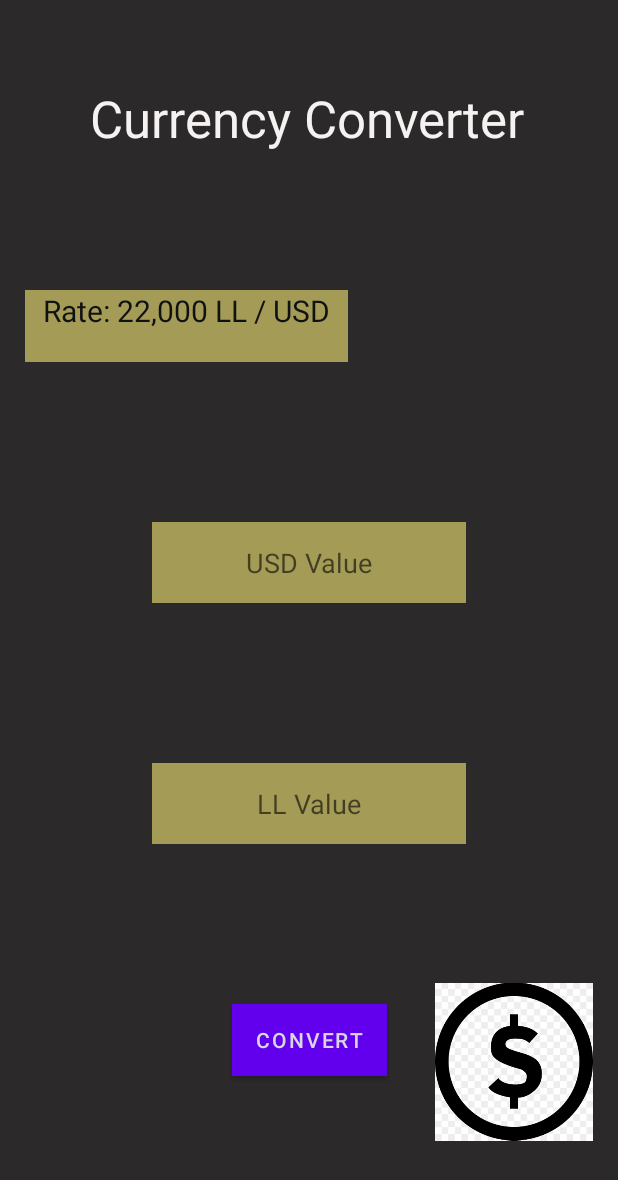
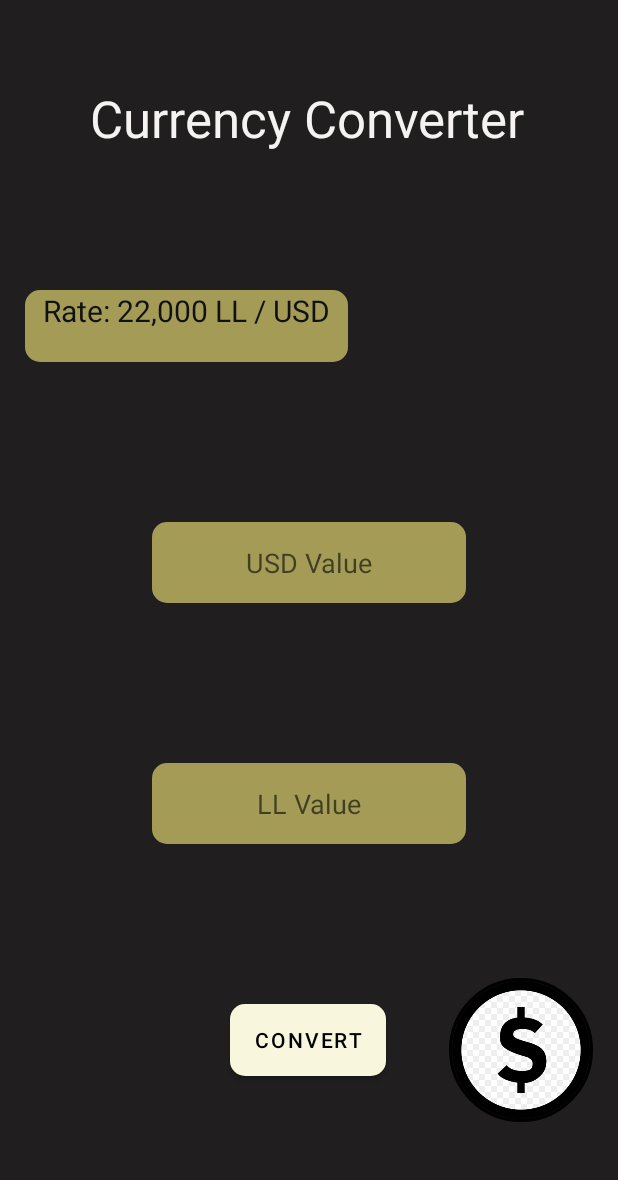
Before and after one commit to alialzein01/currencyConverter, an Android app: the layout activity_main.xml on its own in the app's theme, with its tools: preview values and no code run, on a phone screen of 412 x 824 dp. Shown: the top 1180 px of the screen. Run offline under Robolectric (Android 15) with nearby library versions, the phone set to English and light mode, and no system bars.

Commit message:
version2.1

```diff
--- a/app/build.gradle
+++ b/app/build.gradle
@@ -34,5 +34,6 @@ dependencies {
     implementation 'androidx.constraintlayout:constraintlayout:2.1.3'
     testImplementation 'junit:junit:4.+'
     androidTestImplementation 'androidx.test.ext:junit:1.1.3'
+    implementation 'de.hdodenhof:circleimageview:3.1.0'
     androidTestImplementation 'androidx.test.espresso:espresso-core:3.4.0'
 }
--- a/app/src/main/java/com/lau/currencyconverter/MainActivity.java
+++ b/app/src/main/java/com/lau/currencyconverter/MainActivity.java
@@ -23,12 +23,9 @@ public class MainActivity extends AppCompatActivity {
     protected void onCreate(Bundle savedInstanceState) {
         super.onCreate(savedInstanceState);
         setContentView(R.layout.activity_main);
-
         usv = (EditText) findViewById(R.id.usdValue);
         llv = (EditText) findViewById(R.id.llValue);
-
         conv = findViewById(R.id.convert);
-
     }
 
     public void convert(View v) {
--- /dev/null
+++ b/app/src/main/res/drawable/custombuttons.xml
@@ -0,0 +1,6 @@
+<?xml version="1.0" encoding="utf-8"?>
+<shape xmlns:android="http://schemas.android.com/apk/res/android"
+    android:shape="rectangle">
+    <solid android:color="#F8F7DE"></solid>
+    <corners android:radius="10dp"/>
+</shape>
--- /dev/null
+++ b/app/src/main/res/drawable/edittext.xml
@@ -0,0 +1,6 @@
+<?xml version="1.0" encoding="utf-8"?>
+<shape xmlns:android="http://schemas.android.com/apk/res/android"
+    android:shape="rectangle">
+    <solid android:color="#A39B56" />
+    <corners android:radius="10dp" />
+</shape>
--- a/app/src/main/res/layout/activity_main.xml
+++ b/app/src/main/res/layout/activity_main.xml
@@ -5,13 +5,14 @@
     android:layout_width="match_parent"
     android:layout_height="match_parent"
     android:background="#2B2929"
+    android:backgroundTint="#201E1E"
     tools:context=".MainActivity">
 
     <EditText
         android:id="@+id/llValue"
         android:layout_width="209dp"
         android:layout_height="54dp"
-        android:background="#A39B56"
+        android:background="@drawable/edittext"
         android:ems="10"
         android:hint="LL Value"
         android:inputType="number"
@@ -26,7 +27,7 @@
         android:id="@+id/rateTxt"
         android:layout_width="215dp"
         android:layout_height="48dp"
-        android:background="#A39B56"
+        android:background="@drawable/edittext"
         android:ems="10"
         android:inputType="number"
         android:text="Rate: 22,000 LL / USD"
@@ -43,33 +44,40 @@
 
     <Button
         android:id="@+id/convert"
-        android:layout_width="wrap_content"
-        android:layout_height="wrap_content"
-        android:background="@color/teal_200"
+        android:layout_width="104dp"
+        android:layout_height="48dp"
+        android:background="@drawable/custombuttons"
+        android:backgroundTint="@color/teal_700"
+        android:foregroundTint="@color/teal_700"
         android:onClick="convert"
         android:text="Convert"
-        android:textColor="#D7D5DF"
+        android:textColor="#000"
+        app:iconTint="@color/teal_700"
         app:layout_constraintBottom_toBottomOf="parent"
         app:layout_constraintEnd_toEndOf="parent"
+        app:layout_constraintHorizontal_bias="0.498"
         app:layout_constraintStart_toStartOf="parent"
         app:layout_constraintTop_toBottomOf="@+id/llValue"
         tools:ignore="TextContrastCheck" />
 
-    <ImageView
-        android:id="@+id/imageView2"
-        android:layout_width="105dp"
-        android:layout_height="134dp"
-        android:layout_marginStart="32dp"
-        android:layout_marginTop="78dp"
+    <de.hdodenhof.circleimageview.CircleImageView
+        android:id="@+id/profile_image"
+        android:layout_width="96dp"
+        android:layout_height="96dp"
+        android:layout_marginStart="42dp"
+        android:layout_marginTop="89dp"
+        android:src="@drawable/png_transparent_dollar_sign_united_states_dollar_currency_symbol_e_currency_text_trademark_logo_thumbnail"
+        app:civ_border_color="#FF000000"
+        app:civ_border_width="2dp"
         app:layout_constraintStart_toEndOf="@+id/convert"
         app:layout_constraintTop_toBottomOf="@+id/llValue"
-        app:srcCompat="@drawable/png_transparent_dollar_sign_united_states_dollar_currency_symbol_e_currency_text_trademark_logo_thumbnail" />
+        tools:ignore="MissingConstraints" />
 
     <EditText
         android:id="@+id/usdValue"
         android:layout_width="209dp"
         android:layout_height="54dp"
-        android:background="#A39B56"
+        android:background="@drawable/edittext"
         android:ems="10"
         android:hint="USD Value"
         android:inputType="numberDecimal"
--- a/app/src/main/res/values/themes.xml
+++ b/app/src/main/res/values/themes.xml
@@ -1,9 +1,9 @@
 <resources xmlns:tools="http://schemas.android.com/tools">
     <!-- Base application theme. -->
-    <style name="Theme.CurrencyConverter" parent="Theme.MaterialComponents.DayNight.DarkActionBar">
+    <style name="Theme.CurrencyConverter" parent="Theme.MaterialComponents.DayNight.NoActionBar">
         <!-- Primary brand color. -->
-        <item name="colorPrimary">@color/purple_500</item>
-        <item name="colorPrimaryVariant">@color/purple_700</item>
+        <item name="colorPrimary">#F8F7DE</item>
+        <item name="colorPrimaryVariant">#A39B56</item>
         <item name="colorOnPrimary">@color/white</item>
         <!-- Secondary brand color. -->
         <item name="colorSecondary">@color/teal_200</item>
```
